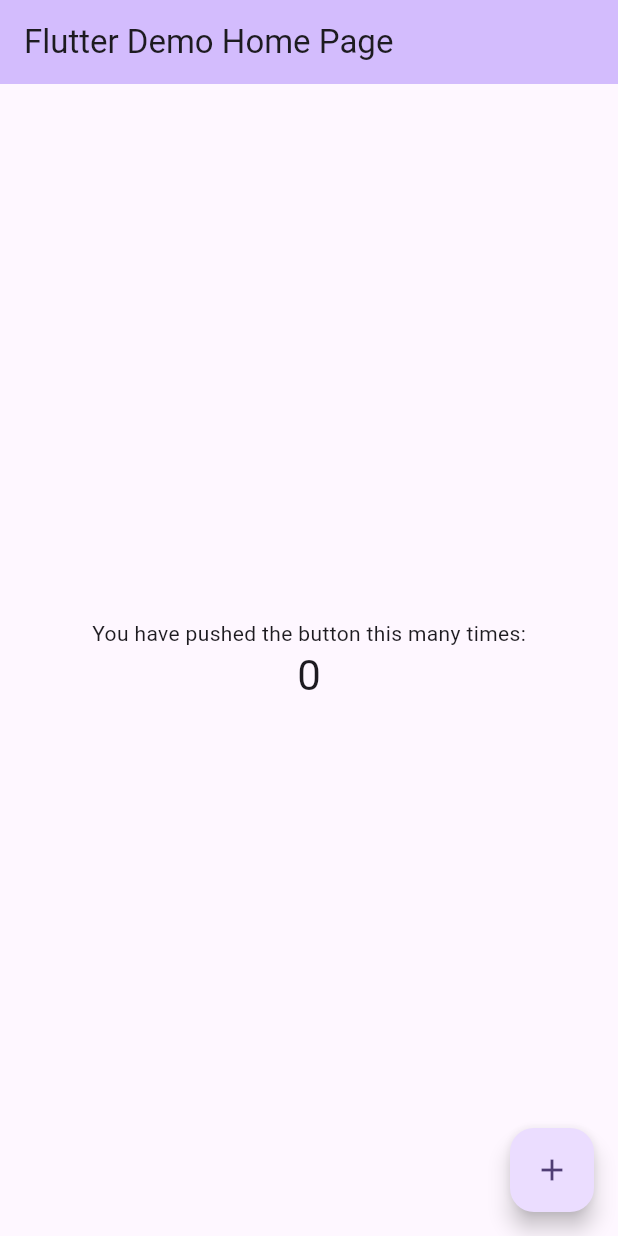
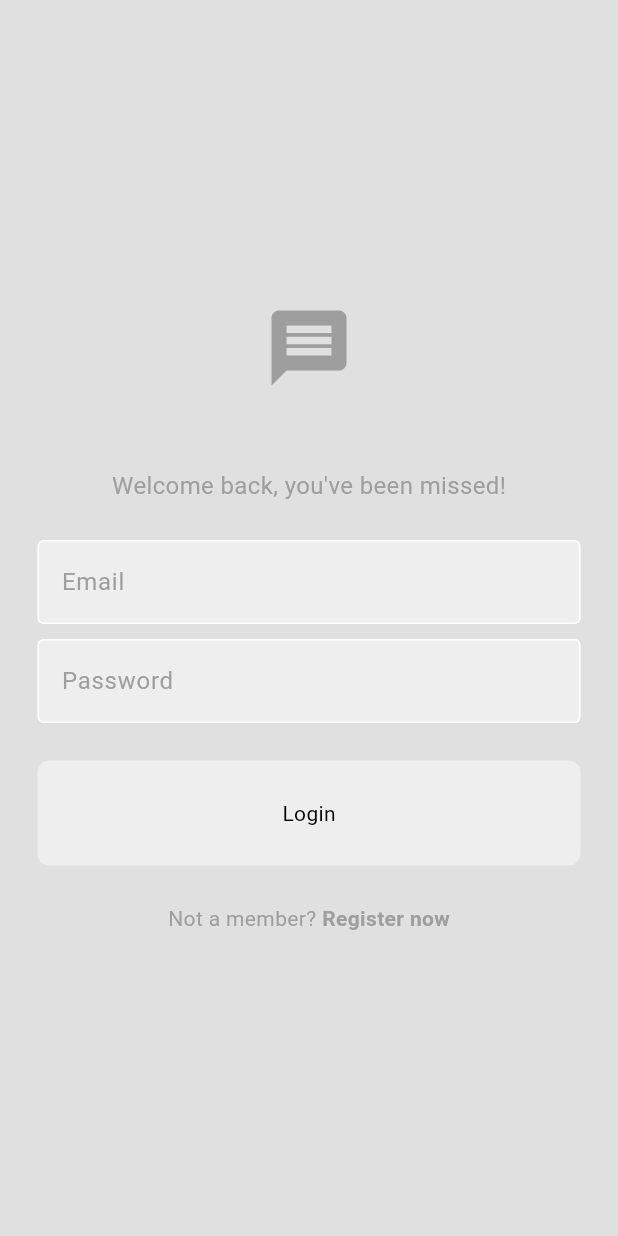
Before and after one commit to binemugha/simple_chat_app, a Flutter app: the screen it shows after launch, on a phone screen of 412 x 824 dp. Run offline on Flutter 3.47's test engine with Material 3 defaults, Android fonts, the light colour scheme and no system bars.

Commit message:
login in and sign up page

```diff
--- /dev/null
+++ b/lib/auth/login_or_register.dart
@@ -0,0 +1,31 @@
+import 'package:flutter/material.dart';
+import 'package:simple_chat_app/pages/login_page.dart';
+import 'package:simple_chat_app/pages/register_page.dart';
+
+class LoginOrRegister extends StatefulWidget {
+  const LoginOrRegister({super.key});
+
+  @override
+  State<LoginOrRegister> createState() => _LoginOrRegisterState();
+}
+
+class _LoginOrRegisterState extends State<LoginOrRegister> {
+  // initially, show login page
+  bool showLoginPage = true;
+
+  // toggle between login and register page
+  void togglePages() {
+    setState(() {
+      showLoginPage = !showLoginPage;
+    });
+  }
+
+  @override
+  Widget build(BuildContext context) {
+    if (showLoginPage) {
+      return LoginPage(onTap: togglePages,);
+    } else {
+      return RegisterPage(onTap: togglePages,);
+    }
+  }
+}
--- /dev/null
+++ b/lib/components/my_button.dart
@@ -0,0 +1,24 @@
+import 'package:flutter/material.dart';
+
+class MyButton extends StatelessWidget {
+  final String text;
+  final void Function()? onTap;
+
+  const MyButton({super.key, required this.text, required this.onTap});
+
+  @override
+  Widget build(BuildContext context) {
+    return GestureDetector(
+      onTap: onTap,
+      child: Container(
+        decoration: BoxDecoration(
+          color: Theme.of(context).colorScheme.secondary,
+          borderRadius: BorderRadius.circular(8),
+        ),
+        padding: const EdgeInsets.all(25),
+        margin: const EdgeInsets.symmetric(horizontal: 25),
+        child: Center(child: Text(text)),
+      ),
+    );
+  }
+}
--- /dev/null
+++ b/lib/components/my_textfield.dart
@@ -0,0 +1,41 @@
+import 'package:flutter/material.dart';
+
+class MyTextfield extends StatelessWidget {
+  final String hintText;
+  final bool obscureText;
+  final TextEditingController controller;
+
+  const MyTextfield({
+    super.key,
+    required this.hintText,
+    required this.obscureText,
+    required this.controller
+  });
+
+  @override
+  Widget build(BuildContext context) {
+    return Padding(
+      padding: const EdgeInsets.symmetric(horizontal: 25.0),
+      child: TextField(
+        obscureText: obscureText,
+        controller: controller,
+        decoration: InputDecoration(
+          enabledBorder: OutlineInputBorder(
+            borderSide: BorderSide(
+              color: Theme.of(context).colorScheme.tertiary,
+            ),
+          ),
+          focusedBorder: OutlineInputBorder(
+            borderSide: BorderSide(
+              color: Theme.of(context).colorScheme.primary,
+            ),
+          ),
+          fillColor: Theme.of(context).colorScheme.secondary,
+          filled: true,
+          hintText: hintText,
+          hintStyle: TextStyle(color: Theme.of(context).colorScheme.primary),
+        ),
+      ),
+    );
+  }
+}
--- a/lib/main.dart
+++ b/lib/main.dart
@@ -1,4 +1,6 @@
 import 'package:flutter/material.dart';
+import 'package:simple_chat_app/auth/login_or_register.dart';
+import 'package:simple_chat_app/themes/light_mode.dart';
 
 void main() {
   runApp(const MyApp());
@@ -11,113 +13,9 @@ class MyApp extends StatelessWidget {
   @override
   Widget build(BuildContext context) {
     return MaterialApp(
-      title: 'Flutter Demo',
-      theme: ThemeData(
-        // This is the theme of your application.
-        //
-        // TRY THIS: Try running your application with "flutter run". You'll see
-        // the application has a purple toolbar. Then, without quitting the app,
-        // try changing the seedColor in the colorScheme below to Colors.green
-        // and then invoke "hot reload" (save your changes or press the "hot
-        // reload" button in a Flutter-supported IDE, or press "r" if you used
-        // the command line to start the app).
-        //
-        // Notice that the counter didn't reset back to zero; the application
-        // state is not lost during the reload. To reset the state, use hot
-        // restart instead.
-        //
-        // This works for code too, not just values: Most code changes can be
-        // tested with just a hot reload.
-        colorScheme: ColorScheme.fromSeed(seedColor: Colors.deepPurple),
-        useMaterial3: true,
-      ),
-      home: const MyHomePage(title: 'Flutter Demo Home Page'),
+      debugShowCheckedModeBanner: false,
+      home: LoginOrRegister(),
+      theme: lightMode,
     );
   }
 }
-
-class MyHomePage extends StatefulWidget {
-  const MyHomePage({super.key, required this.title});
-
-  // This widget is the home page of your application. It is stateful, meaning
-  // that it has a State object (defined below) that contains fields that affect
-  // how it looks.
-
-  // This class is the configuration for the state. It holds the values (in this
-  // case the title) provided by the parent (in this case the App widget) and
-  // used by the build method of the State. Fields in a Widget subclass are
-  // always marked "final".
-
-  final String title;
-
-  @override
-  State<MyHomePage> createState() => _MyHomePageState();
-}
-
-class _MyHomePageState extends State<MyHomePage> {
-  int _counter = 0;
-
-  void _incrementCounter() {
-    setState(() {
-      // This call to setState tells the Flutter framework that something has
-      // changed in this State, which causes it to rerun the build method below
-      // so that the display can reflect the updated values. If we changed
-      // _counter without calling setState(), then the build method would not be
-      // called again, and so nothing would appear to happen.
-      _counter++;
-    });
-  }
-
-  @override
-  Widget build(BuildContext context) {
-    // This method is rerun every time setState is called, for instance as done
-    // by the _incrementCounter method above.
-    //
-    // The Flutter framework has been optimized to make rerunning build methods
-    // fast, so that you can just rebuild anything that needs updating rather
-    // than having to individually change instances of widgets.
-    return Scaffold(
-      appBar: AppBar(
-        // TRY THIS: Try changing the color here to a specific color (to
-        // Colors.amber, perhaps?) and trigger a hot reload to see the AppBar
-        // change color while the other colors stay the same.
-        backgroundColor: Theme.of(context).colorScheme.inversePrimary,
-        // Here we take the value from the MyHomePage object that was created by
-        // the App.build method, and use it to set our appbar title.
-        title: Text(widget.title),
-      ),
-      body: Center(
-        // Center is a layout widget. It takes a single child and positions it
-        // in the middle of the parent.
-        child: Column(
-          // Column is also a layout widget. It takes a list of children and
-          // arranges them vertically. By default, it sizes itself to fit its
-          // children horizontally, and tries to be as tall as its parent.
-          //
-          // Column has various properties to control how it sizes itself and
-          // how it positions its children. Here we use mainAxisAlignment to
-          // center the children vertically; the main axis here is the vertical
-          // axis because Columns are vertical (the cross axis would be
-          // horizontal).
-          //
-          // TRY THIS: Invoke "debug painting" (choose the "Toggle Debug Paint"
-          // action in the IDE, or press "p" in the console), to see the
-          // wireframe for each widget.
-          mainAxisAlignment: MainAxisAlignment.center,
-          children: <Widget>[
-            const Text('You have pushed the button this many times:'),
-            Text(
-              '$_counter',
-              style: Theme.of(context).textTheme.headlineMedium,
-            ),
-          ],
-        ),
-      ),
-      floatingActionButton: FloatingActionButton(
-        onPressed: _incrementCounter,
-        tooltip: 'Increment',
-        child: const Icon(Icons.add),
-      ), // This trailing comma makes auto-formatting nicer for build methods.
-    );
-  }
-}
--- /dev/null
+++ b/lib/pages/login_page.dart
@@ -0,0 +1,95 @@
+import 'package:flutter/material.dart';
+import 'package:simple_chat_app/components/my_button.dart';
+import 'package:simple_chat_app/components/my_textfield.dart';
+
+class LoginPage extends StatelessWidget {
+  final TextEditingController _emailController = TextEditingController();
+  final TextEditingController _passwordConttroller = TextEditingController();
+  final void Function()? onTap;
+
+  LoginPage({super.key, required this.onTap});
+
+  // login method
+
+  void login() {
+    //
+  }
+
+  @override
+  Widget build(BuildContext context) {
+    return Scaffold(
+      backgroundColor: Theme.of(context).colorScheme.surface,
+      body: Center(
+        child: Column(
+          mainAxisAlignment: MainAxisAlignment.center,
+          children: [
+            // logo
+            Icon(
+              Icons.message,
+              size: 60,
+              color: Theme.of(context).colorScheme.primary,
+            ),
+
+            const SizedBox(height: 50),
+
+            // welcome back message
+            Text(
+              "Welcome back, you've been missed!",
+              style: TextStyle(
+                color: Theme.of(context).colorScheme.primary,
+                fontSize: 16,
+              ),
+            ),
+
+            const SizedBox(height: 25),
+
+            // email textfield
+            MyTextfield(
+              hintText: "Email",
+              obscureText: false,
+              controller: _emailController,
+            ),
+
+            const SizedBox(height: 10),
+            // pw textfield
+            MyTextfield(
+              hintText: "Password",
+              obscureText: true,
+              controller: _passwordConttroller,
+            ),
+
+            const SizedBox(height: 25),
+
+            // login button
+            MyButton(text: "Login", onTap: login),
+
+            const SizedBox(height: 25),
+
+            // register now
+            Row(
+              mainAxisAlignment: MainAxisAlignment.center,
+              children: [
+                Text(
+                  "Not a member? ",
+                  style: TextStyle(
+                    color: Theme.of(context).colorScheme.primary,
+                  ),
+                ),
+                GestureDetector(
+                  onTap: onTap,
+                  child: Text(
+                    "Register now",
+                    style: TextStyle(
+                      fontWeight: FontWeight.bold,
+                      color: Theme.of(context).colorScheme.primary,
+                    ),
+                  ),
+                ),
+              ],
+            ),
+          ],
+        ),
+      ),
+    );
+  }
+}
--- /dev/null
+++ b/lib/themes/light_mode.dart
@@ -0,0 +1,11 @@
+import 'package:flutter/material.dart';
+
+ThemeData lightMode = ThemeData(
+  colorScheme: ColorScheme.light(
+    surface: Colors.grey.shade300,
+    primary: Colors.grey.shade500,
+    secondary: Colors.grey.shade200,
+    tertiary: Colors.white,
+    inversePrimary: Colors.grey.shade900,
+  ),
+);
```
Also changed, not shown: lib/pages/register_page.dart (added, +104 -0 lines).
